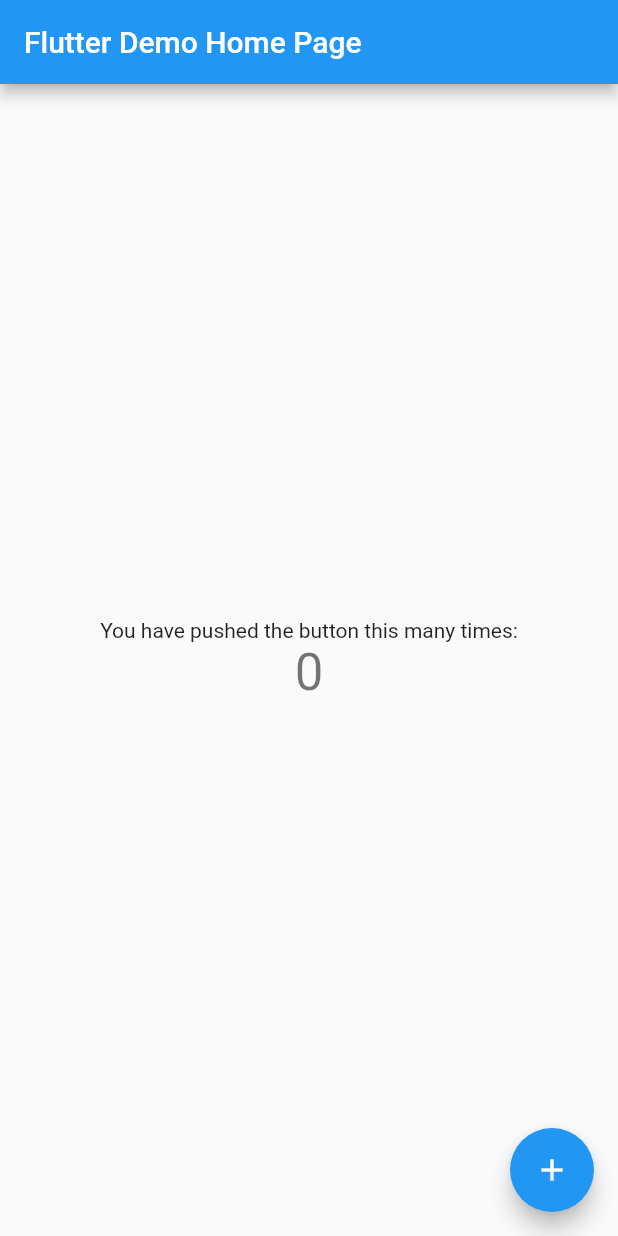
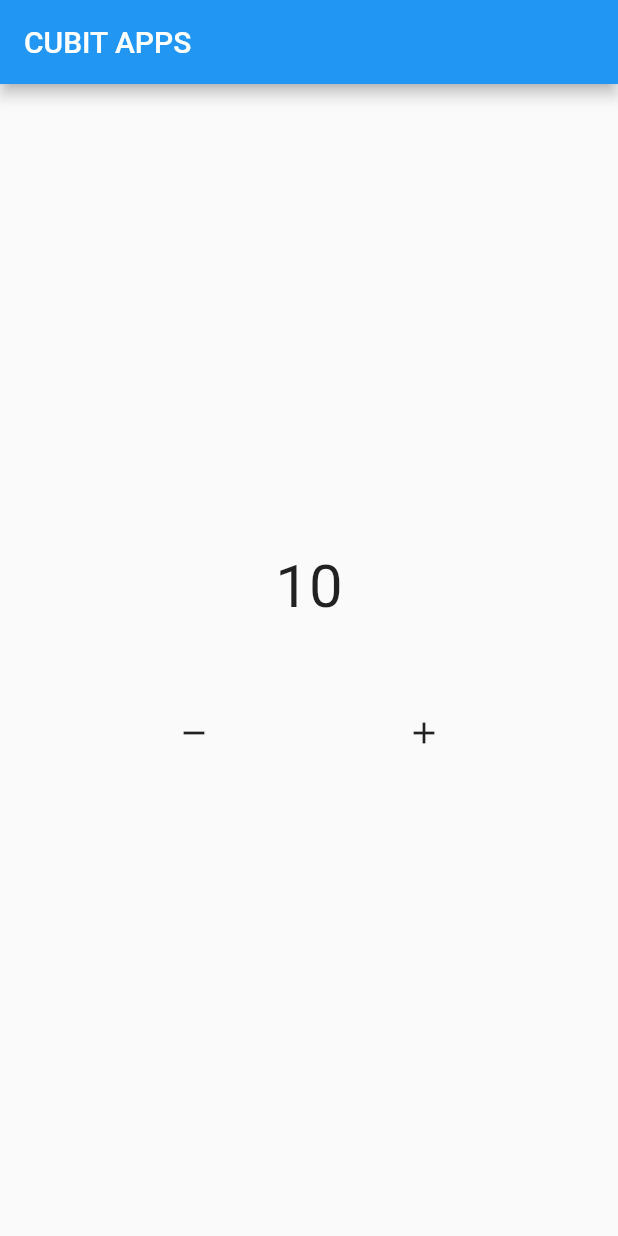
Before and after one commit to Ariefyusufwinata/Latihan-Flutter_BLOC_State_Management, a Flutter app: the screen it shows after launch, on a phone screen of 412 x 824 dp. Run offline on Flutter 3.47's test engine with Material 2 defaults, Android fonts, the phone set to English and light mode, and no system bars; our stand-ins replace bloc.

Commit message:
implement stream builder and observable

```diff
--- a/lib/main.dart
+++ b/lib/main.dart
@@ -1,3 +1,4 @@
+import 'package:bloc/bloc.dart';
 import 'package:flutter/material.dart';
 
 void main() {
@@ -7,109 +8,94 @@ void main() {
 class MyApp extends StatelessWidget {
   const MyApp({super.key});
 
-  // This widget is the root of your application.
   @override
   Widget build(BuildContext context) {
     return MaterialApp(
-      title: 'Flutter Demo',
-      theme: ThemeData(
-        // This is the theme of your application.
-        //
-        // Try running your application with "flutter run". You'll see the
-        // application has a blue toolbar. Then, without quitting the app, try
-        // changing the primarySwatch below to Colors.green and then invoke
-        // "hot reload" (press "r" in the console where you ran "flutter run",
-        // or simply save your changes to "hot reload" in a Flutter IDE).
-        // Notice that the counter didn't reset back to zero; the application
-        // is not restarted.
-        primarySwatch: Colors.blue,
-      ),
-      home: const MyHomePage(title: 'Flutter Demo Home Page'),
+      home: HomePage(),
     );
   }
 }
 
-class MyHomePage extends StatefulWidget {
-  const MyHomePage({super.key, required this.title});
+class CounterCubit extends Cubit<int> {
+  int inisialData;
 
-  // This widget is the home page of your application. It is stateful, meaning
-  // that it has a State object (defined below) that contains fields that affect
-  // how it looks.
+  CounterCubit({
+    this.inisialData = 0,
+  }) : super(0);
 
-  // This class is the configuration for the state. It holds the values (in this
-  // case the title) provided by the parent (in this case the App widget) and
-  // used by the build method of the State. Fields in a Widget subclass are
-  // always marked "final".
+  void increment() => emit(state + 1);
+  void decrement() => emit(state - 1);
 
-  final String title;
+  // Bloc Observerable
+  // Observable<int> get stream => super.stream;
+  @override
+  void onChange(Change<int> change) {
+    super.onChange(change);
+    debugPrint('$change');
+  }
 
+  // Error handling
   @override
-  State<MyHomePage> createState() => _MyHomePageState();
+  void onError(Object error, StackTrace stackTrace) {
+    super.onError(error, stackTrace);
+    debugPrint('$error, $stackTrace');
+  }
 }
 
-class _MyHomePageState extends State<MyHomePage> {
-  int _counter = 0;
+class HomePage extends StatelessWidget {
+  HomePage({super.key});
 
-  void _incrementCounter() {
-    setState(() {
-      // This call to setState tells the Flutter framework that something has
-      // changed in this State, which causes it to rerun the build method below
-      // so that the display can reflect the updated values. If we changed
-      // _counter without calling setState(), then the build method would not be
-      // called again, and so nothing would appear to happen.
-      _counter++;
-    });
-  }
+  final counterCubit = CounterCubit(inisialData: 10);
 
   @override
   Widget build(BuildContext context) {
-    // This method is rerun every time setState is called, for instance as done
-    // by the _incrementCounter method above.
-    //
-    // The Flutter framework has been optimized to make rerunning build methods
-    // fast, so that you can just rebuild anything that needs updating rather
-    // than having to individually change instances of widgets.
     return Scaffold(
       appBar: AppBar(
-        // Here we take the value from the MyHomePage object that was created by
-        // the App.build method, and use it to set our appbar title.
-        title: Text(widget.title),
+        title: const Text('CUBIT APPS'),
       ),
       body: Center(
-        // Center is a layout widget. It takes a single child and positions it
-        // in the middle of the parent.
         child: Column(
-          // Column is also a layout widget. It takes a list of children and
-          // arranges them vertically. By default, it sizes itself to fit its
-          // children horizontally, and tries to be as tall as its parent.
-          //
-          // Invoke "debug painting" (press "p" in the console, choose the
-          // "Toggle Debug Paint" action from the Flutter Inspector in Android
-          // Studio, or the "Toggle Debug Paint" command in Visual Studio Code)
-          // to see the wireframe for each widget.
-          //
-          // Column has various properties to control how it sizes itself and
-          // how it positions its children. Here we use mainAxisAlignment to
-          // center the children vertically; the main axis here is the vertical
-          // axis because Columns are vertical (the cross axis would be
-          // horizontal).
           mainAxisAlignment: MainAxisAlignment.center,
-          children: <Widget>[
-            const Text(
-              'You have pushed the button this many times:',
+          children: [
+            StreamBuilder(
+              initialData: counterCubit.inisialData,
+              stream: counterCubit.stream,
+              builder: (context, snapshot) {
+                /// Usefull if want handle without initialData
+                /// functionality to show loading indicator
+                // if (snapshot.connectionState == ConnectionState.waiting) {
+                //   return const CircularProgressIndicator();
+                // } else {
+                //   return Text(
+                //     '${snapshot.data}',
+                //     style: const TextStyle(fontSize: 40),
+                //   );
+                // }
+
+                ///functionality to show data if has initialData
+                return Text(
+                  '${snapshot.data}',
+                  style: const TextStyle(fontSize: 40),
+                );
+              },
             ),
-            Text(
-              '$_counter',
-              style: Theme.of(context).textTheme.headlineMedium,
+            const SizedBox(height: 50),
+            Row(
+              mainAxisAlignment: MainAxisAlignment.spaceEvenly,
+              children: [
+                IconButton(
+                  onPressed: () => counterCubit.decrement(),
+                  icon: const Icon(Icons.remove),
+                ),
+                IconButton(
+                  onPressed: () => counterCubit.increment(),
+                  icon: const Icon(Icons.add),
+                ),
+              ],
             ),
           ],
         ),
       ),
-      floatingActionButton: FloatingActionButton(
-        onPressed: _incrementCounter,
-        tooltip: 'Increment',
-        child: const Icon(Icons.add),
-      ), // This trailing comma makes auto-formatting nicer for build methods.
     );
   }
 }
```
Also changed, not shown: pubspec.yaml (+6 -20 lines), pubspec.lock.
